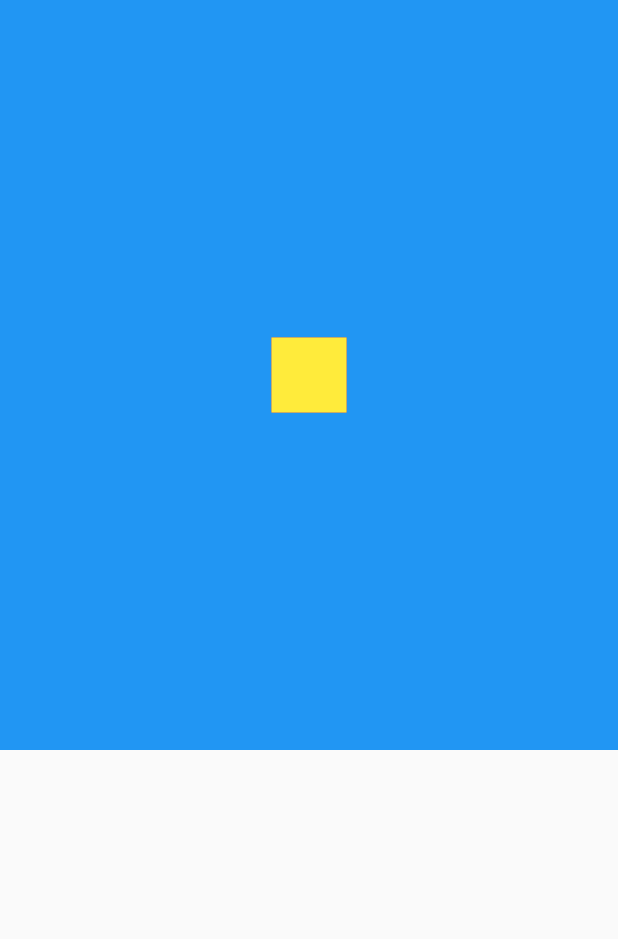
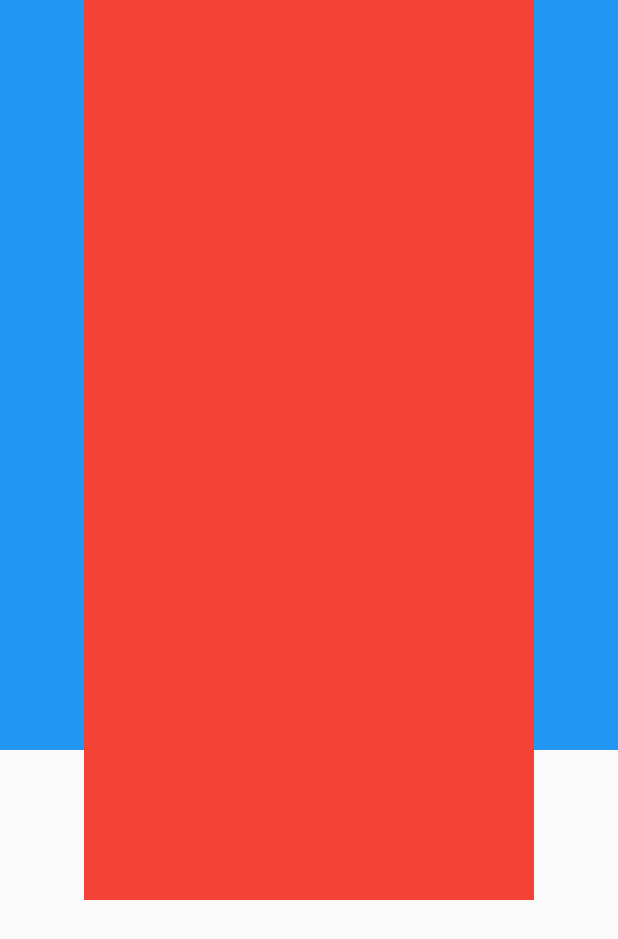
Before and after one commit to JangWoojun/flutter_layout, a Flutter app: the screen it shows after launch, on a phone screen of 412 x 824 dp. Shown: the top 939 px of the screen. Run offline on Flutter 3.47's test engine with Material 2 defaults, Android fonts, the phone set to English and light mode, and no system bars.

```diff
--- a/lib/main.dart
+++ b/lib/main.dart
@@ -28,17 +28,13 @@ class ConstraintsWidget extends StatelessWidget {
       height: 500,
       width: 500,
       color: Colors.blue,
-      child: Center(
+      child: UnconstrainedBox( // 부모의 제약조건을 따르지 않음
         child: Container(
-          constraints: BoxConstraints.loose(Size(200, 200)), // loose는 널널함 자식 객체 크기를 따라감
+          height: 700,
+          width: 300,
           color: Colors.red,
-          child: Container(
-            width: 50,
-            height: 50,
-            color: Colors.yellow,
-          ),
         ),
-      ),
-    );
+      )
+      );
   }
 }
```
